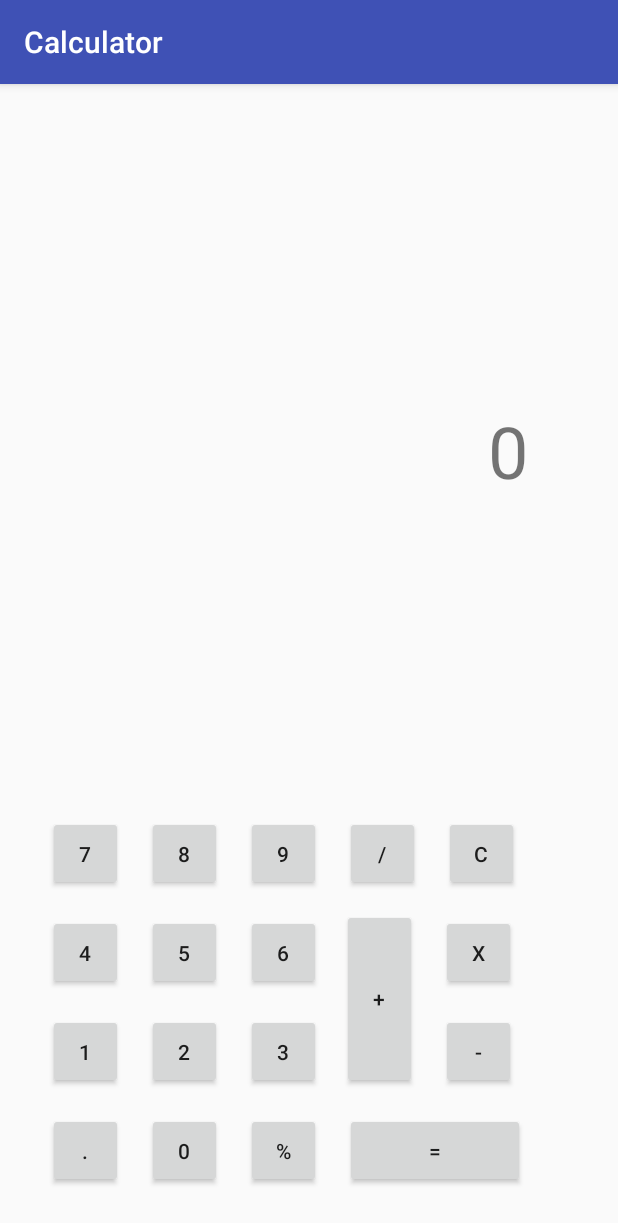
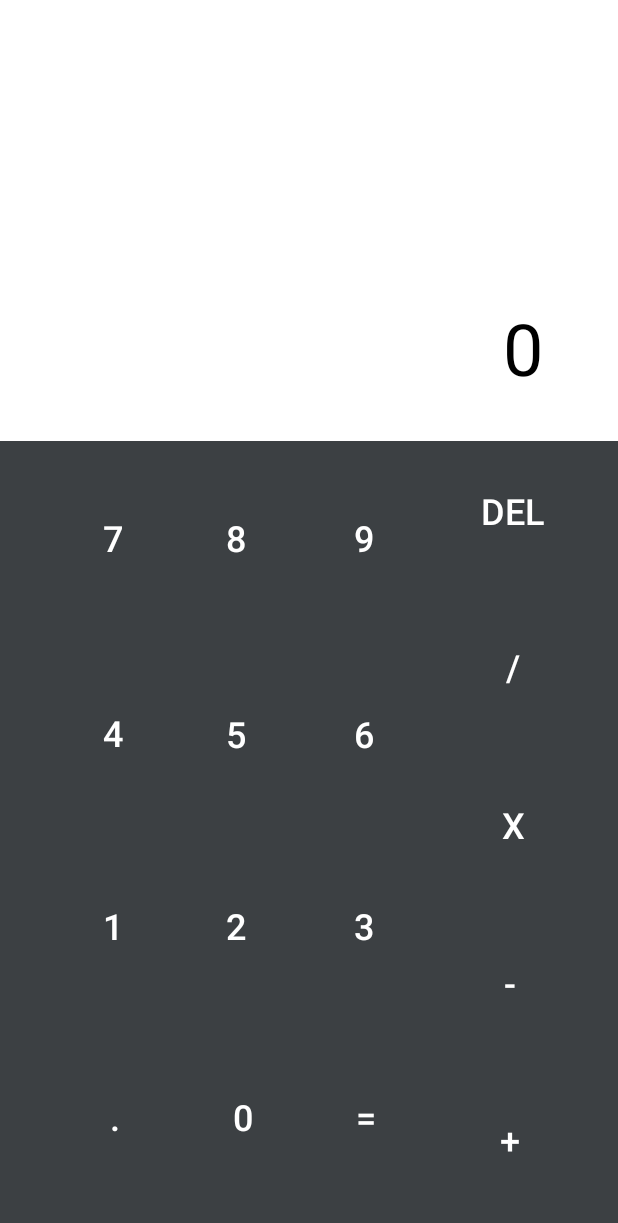
Before and after one commit to kamalpreetgrewal/Calculator, an Android app: the screen it shows after launch (MainActivity), on a phone screen of 412 x 824 dp. Shown: the top 1223 px of the screen. Run offline under Robolectric (Android 15) with nearby library versions, the phone set to English and light mode, and no system bars.

Commit message:
Set color for layout and fix constraints

```diff
--- a/app/src/main/AndroidManifest.xml
+++ b/app/src/main/AndroidManifest.xml
@@ -8,7 +8,7 @@
         android:label="@string/app_name"
         android:roundIcon="@mipmap/ic_launcher_round"
         android:supportsRtl="true"
-        android:theme="@style/AppTheme">
+        android:theme="@style/Theme.AppCompat.NoActionBar">
         <activity android:name=".MainActivity">
             <intent-filter>
                 <action android:name="android.intent.action.MAIN" />
--- a/app/src/main/res/layout/activity_main.xml
+++ b/app/src/main/res/layout/activity_main.xml
@@ -4,248 +4,341 @@
     xmlns:tools="http://schemas.android.com/tools"
     android:layout_width="match_parent"
     android:layout_height="match_parent"
-    tools:context=".MainActivity">
+    tools:context=".MainActivity"
+    tools:layout_editor_absoluteY="81dp"
+    android:background="#3C4043">
 
     <Button
         android:id="@+id/button3"
-        android:layout_width="50dp"
-        android:layout_height="50dp"
-        android:layout_marginBottom="16dp"
-        android:layout_marginLeft="16dp"
-        android:layout_marginStart="16dp"
-        android:layout_marginTop="16dp"
+        style="?android:attr/borderlessButtonStyle"
+        android:layout_width="0dp"
+        android:layout_height="0dp"
+        android:layout_marginBottom="5dp"
+        android:layout_marginEnd="19dp"
+        android:layout_marginRight="19dp"
+        android:layout_marginTop="296dp"
+        android:background="#3C4043"
         android:text="@string/nine"
+        android:textColor="@android:color/white"
+        android:textSize="24sp"
+        android:typeface="normal"
         app:layout_constraintBottom_toTopOf="@+id/button6"
+        app:layout_constraintEnd_toStartOf="@+id/button16"
         app:layout_constraintStart_toEndOf="@+id/button11"
-        app:layout_constraintTop_toTopOf="parent"
-        app:layout_constraintVertical_bias="1.0" />
+        app:layout_constraintTop_toTopOf="parent" />
 
     <Button
         android:id="@+id/button5"
-        android:layout_width="50dp"
-        android:layout_height="50dp"
-        android:layout_marginBottom="16dp"
-        android:layout_marginLeft="16dp"
-        android:layout_marginStart="16dp"
+        style="?android:attr/borderlessButtonStyle"
+        android:layout_width="0dp"
+        android:layout_height="0dp"
+        android:layout_marginBottom="3dp"
+        android:layout_marginEnd="5dp"
+        android:layout_marginRight="5dp"
+        android:background="#3C4043"
         android:text="@string/five"
+        android:textColor="@android:color/white"
+        android:textSize="24sp"
+        android:typeface="normal"
         app:layout_constraintBottom_toTopOf="@+id/button8"
-        app:layout_constraintStart_toEndOf="@+id/button12" />
+        app:layout_constraintEnd_toStartOf="@+id/button6"
+        app:layout_constraintStart_toEndOf="@+id/button12"
+        app:layout_constraintTop_toBottomOf="@+id/button11" />
 
     <Button
         android:id="@+id/button6"
-        android:layout_width="50dp"
-        android:layout_height="50dp"
-        android:layout_marginBottom="16dp"
-        android:layout_marginLeft="16dp"
-        android:layout_marginStart="16dp"
+        style="?android:attr/borderlessButtonStyle"
+        android:layout_width="0dp"
+        android:layout_height="0dp"
+        android:layout_marginBottom="3dp"
+        android:layout_marginEnd="19dp"
+        android:layout_marginRight="19dp"
+        android:background="#3C4043"
         android:text="@string/six"
+        android:textColor="@android:color/white"
+        android:textSize="24sp"
+        android:typeface="normal"
         app:layout_constraintBottom_toTopOf="@+id/button9"
-        app:layout_constraintStart_toEndOf="@+id/button5" />
+        app:layout_constraintEnd_toStartOf="@+id/button20"
+        app:layout_constraintStart_toEndOf="@+id/button5"
+        app:layout_constraintTop_toBottomOf="@+id/button3" />
 
     <Button
         android:id="@+id/button7"
-        android:layout_width="50dp"
-        android:layout_height="50dp"
-        android:layout_marginBottom="16dp"
-        android:layout_marginLeft="32dp"
-        android:layout_marginStart="32dp"
+        style="?android:attr/borderlessButtonStyle"
+        android:layout_width="0dp"
+        android:layout_height="0dp"
+        android:layout_marginBottom="2dp"
+        android:layout_marginEnd="2dp"
+        android:layout_marginLeft="35dp"
+        android:layout_marginRight="2dp"
+        android:layout_marginStart="35dp"
+        android:background="#3C4043"
         android:text="@string/one"
+        android:textColor="@android:color/white"
+        android:textSize="24sp"
+        android:typeface="normal"
         app:layout_constraintBottom_toTopOf="@+id/button14"
-        app:layout_constraintStart_toStartOf="parent" />
+        app:layout_constraintEnd_toStartOf="@+id/button8"
+        app:layout_constraintStart_toStartOf="parent"
+        app:layout_constraintTop_toBottomOf="@+id/button12" />
 
     <Button
         android:id="@+id/button8"
-        android:layout_width="50dp"
-        android:layout_height="50dp"
-        android:layout_marginBottom="16dp"
-        android:layout_marginLeft="16dp"
-        android:layout_marginStart="16dp"
+        style="?android:attr/borderlessButtonStyle"
+        android:layout_width="0dp"
+        android:layout_height="0dp"
+        android:layout_marginBottom="2dp"
+        android:layout_marginEnd="5dp"
+        android:layout_marginRight="5dp"
+        android:background="#3C4043"
         android:text="@string/two"
+        android:textColor="@android:color/white"
+        android:textSize="24sp"
+        android:typeface="normal"
         app:layout_constraintBottom_toTopOf="@+id/button13"
-        app:layout_constraintStart_toEndOf="@+id/button7" />
+        app:layout_constraintEnd_toStartOf="@+id/button9"
+        app:layout_constraintStart_toEndOf="@+id/button7"
+        app:layout_constraintTop_toBottomOf="@+id/button5" />
 
     <Button
         android:id="@+id/button9"
-        android:layout_width="50dp"
-        android:layout_height="50dp"
-        android:layout_marginBottom="16dp"
-        android:layout_marginLeft="16dp"
-        android:layout_marginStart="16dp"
+        style="?android:attr/borderlessButtonStyle"
+        android:layout_width="0dp"
+        android:layout_height="0dp"
+        android:layout_marginBottom="2dp"
+        android:layout_marginEnd="19dp"
+        android:layout_marginRight="19dp"
+        android:background="#3C4043"
         android:text="@string/three"
-        app:layout_constraintBottom_toTopOf="@+id/button22"
-        app:layout_constraintStart_toEndOf="@+id/button8" />
+        android:textColor="@android:color/white"
+        android:textSize="24sp"
+        android:typeface="normal"
+        app:layout_constraintBottom_toTopOf="@+id/button19"
+        app:layout_constraintEnd_toStartOf="@+id/button17"
+        app:layout_constraintStart_toEndOf="@+id/button8"
+        app:layout_constraintTop_toBottomOf="@+id/button6" />
 
     <Button
         android:id="@+id/button10"
-        android:layout_width="50dp"
-        android:layout_height="50dp"
-        android:layout_marginBottom="16dp"
-        android:layout_marginLeft="32dp"
-        android:layout_marginStart="32dp"
-        android:layout_marginTop="16dp"
+        style="?android:attr/borderlessButtonStyle"
+        android:layout_width="0dp"
+        android:layout_height="0dp"
+        android:layout_marginBottom="5dp"
+        android:layout_marginEnd="2dp"
+        android:layout_marginLeft="35dp"
+        android:layout_marginRight="2dp"
+        android:layout_marginStart="35dp"
+        android:layout_marginTop="296dp"
+        android:background="#3C4043"
         android:text="@string/seven"
+        android:textColor="@android:color/white"
+        android:textSize="24sp"
+        android:typeface="normal"
         app:layout_constraintBottom_toTopOf="@+id/button12"
+        app:layout_constraintEnd_toStartOf="@+id/button11"
         app:layout_constraintStart_toStartOf="parent"
-        app:layout_constraintTop_toTopOf="parent"
-        app:layout_constraintVertical_bias="1.0" />
+        app:layout_constraintTop_toTopOf="parent" />
 
     <Button
         android:id="@+id/button11"
-        android:layout_width="50dp"
-        android:layout_height="50dp"
-        android:layout_marginBottom="16dp"
-        android:layout_marginLeft="16dp"
-        android:layout_marginStart="16dp"
-        android:layout_marginTop="16dp"
+        style="?android:attr/borderlessButtonStyle"
+        android:layout_width="0dp"
+        android:layout_height="0dp"
+        android:layout_marginBottom="5dp"
+        android:layout_marginEnd="5dp"
+        android:layout_marginRight="5dp"
+        android:layout_marginTop="296dp"
+        android:background="#3C4043"
         android:text="@string/eight"
+        android:textColor="@android:color/white"
+        android:textSize="24sp"
+        android:typeface="normal"
         app:layout_constraintBottom_toTopOf="@+id/button5"
+        app:layout_constraintEnd_toStartOf="@+id/button3"
         app:layout_constraintStart_toEndOf="@+id/button10"
-        app:layout_constraintTop_toTopOf="parent"
-        app:layout_constraintVertical_bias="1.0" />
+        app:layout_constraintTop_toTopOf="parent" />
 
     <Button
         android:id="@+id/button12"
-        android:layout_width="50dp"
-        android:layout_height="50dp"
-        android:layout_marginBottom="16dp"
-        android:layout_marginLeft="32dp"
-        android:layout_marginStart="32dp"
+        style="?android:attr/borderlessButtonStyle"
+        android:layout_width="0dp"
+        android:layout_height="0dp"
+        android:layout_marginBottom="3dp"
+        android:layout_marginEnd="2dp"
+        android:layout_marginLeft="35dp"
+        android:layout_marginRight="2dp"
+        android:layout_marginStart="35dp"
+        android:background="#3C4043"
         android:text="@string/four"
+        android:textColor="@android:color/white"
+        android:textSize="24sp"
+        android:typeface="normal"
         app:layout_constraintBottom_toTopOf="@+id/button7"
-        app:layout_constraintStart_toStartOf="parent" />
+        app:layout_constraintEnd_toStartOf="@+id/button5"
+        app:layout_constraintStart_toStartOf="parent"
+        app:layout_constraintTop_toBottomOf="@+id/button10" />
 
     <Button
         android:id="@+id/button13"
-        android:layout_width="50dp"
-        android:layout_height="50dp"
-        android:layout_marginBottom="32dp"
-        android:layout_marginLeft="16dp"
-        android:layout_marginStart="16dp"
+        style="?android:attr/borderlessButtonStyle"
+        android:layout_width="0dp"
+        android:layout_height="0dp"
+        android:layout_marginBottom="17dp"
+        android:layout_marginEnd="5dp"
+        android:layout_marginLeft="2dp"
+        android:layout_marginRight="2dp"
+        android:background="#3C4043"
         android:text="@string/zero"
+        android:textColor="@android:color/white"
+        android:textSize="24sp"
+        android:typeface="normal"
         app:layout_constraintBottom_toBottomOf="parent"
-        app:layout_constraintStart_toEndOf="@+id/button14" />
+        app:layout_constraintEnd_toStartOf="@+id/button19"
+        app:layout_constraintStart_toEndOf="@+id/button14"
+        app:layout_constraintTop_toBottomOf="@+id/button8" />
 
     <Button
         android:id="@+id/button14"
-        android:layout_width="50dp"
-        android:layout_height="50dp"
-        android:layout_marginBottom="32dp"
-        android:layout_marginLeft="32dp"
-        android:layout_marginStart="32dp"
+        style="?android:attr/borderlessButtonStyle"
+        android:layout_width="0dp"
+        android:layout_height="0dp"
+        android:layout_marginBottom="17dp"
+        android:layout_marginEnd="2dp"
+        android:layout_marginLeft="40dp"
+        android:layout_marginRight="2dp"
+        android:layout_marginStart="35dp"
+        android:background="#3C4043"
         android:text="@string/decimal"
+        android:textColor="@android:color/white"
+        android:textSize="24sp"
+        android:typeface="normal"
         app:layout_constraintBottom_toBottomOf="parent"
-        app:layout_constraintStart_toStartOf="parent" />
+        app:layout_constraintEnd_toStartOf="@+id/button13"
+        app:layout_constraintStart_toStartOf="parent"
+        app:layout_constraintTop_toBottomOf="@+id/button7" />
 
     <Button
         android:id="@+id/button16"
-        android:layout_width="50dp"
-        android:layout_height="50dp"
-        android:layout_marginBottom="16dp"
-        android:layout_marginEnd="32dp"
-        android:layout_marginLeft="16dp"
-        android:layout_marginRight="32dp"
-        android:layout_marginStart="16dp"
-        android:layout_marginTop="244dp"
+        style="?android:attr/borderlessButtonStyle"
+        android:layout_width="0dp"
+        android:layout_height="0dp"
+        android:layout_marginBottom="10dp"
+        android:layout_marginEnd="30dp"
+        android:layout_marginRight="30dp"
+        android:background="#3C4043"
         android:text="@string/clear"
-        app:layout_constraintBottom_toTopOf="@+id/button17"
+        android:textColor="@android:color/white"
+        android:textSize="24sp"
+        android:typeface="normal"
+        app:layout_constraintBottom_toTopOf="@+id/button20"
         app:layout_constraintEnd_toEndOf="parent"
-        app:layout_constraintHorizontal_bias="0.0"
-        app:layout_constraintStart_toEndOf="@+id/button20"
-        app:layout_constraintTop_toTopOf="parent"
-        app:layout_constraintVertical_bias="1.0" />
+        app:layout_constraintStart_toEndOf="@+id/button3"
+        app:layout_constraintTop_toBottomOf="@+id/textView" />
 
     <Button
         android:id="@+id/button17"
-        android:layout_width="50dp"
-        android:layout_height="50dp"
-        android:layout_marginBottom="16dp"
-        android:layout_marginEnd="32dp"
-        android:layout_marginLeft="16dp"
-        android:layout_marginRight="32dp"
-        android:layout_marginStart="16dp"
+        style="?android:attr/borderlessButtonStyle"
+        android:layout_width="0dp"
+        android:layout_height="0dp"
+        android:layout_marginBottom="11dp"
+        android:layout_marginEnd="30dp"
+        android:layout_marginRight="30dp"
+        android:background="#3C4043"
         android:text="@string/multiply"
+        android:textColor="@android:color/white"
+        android:textSize="24sp"
+        android:typeface="normal"
         app:layout_constraintBottom_toTopOf="@+id/button18"
         app:layout_constraintEnd_toEndOf="parent"
-        app:layout_constraintHorizontal_bias="0.0"
-        app:layout_constraintStart_toEndOf="@+id/button21" />
+        app:layout_constraintStart_toEndOf="@+id/button9"
+        app:layout_constraintTop_toBottomOf="@+id/button20" />
 
     <Button
         android:id="@+id/button18"
-        android:layout_width="50dp"
-        android:layout_height="50dp"
-        android:layout_marginBottom="16dp"
-        android:layout_marginLeft="16dp"
-        android:layout_marginStart="16dp"
+        style="?android:attr/borderlessButtonStyle"
+        android:layout_width="0dp"
+        android:layout_height="0dp"
+        android:layout_marginBottom="11dp"
+        android:layout_marginEnd="30dp"
+        android:layout_marginRight="30dp"
+        android:background="#3C4043"
         android:text="@string/subtract"
-        app:layout_constraintBottom_toTopOf="@+id/button19"
-        app:layout_constraintStart_toEndOf="@+id/button21" />
+        android:textColor="@android:color/white"
+        android:textSize="24sp"
+        android:typeface="normal"
+        app:layout_constraintBottom_toTopOf="@+id/button21"
+        app:layout_constraintEnd_toEndOf="parent"
+        app:layout_constraintStart_toEndOf="@+id/button19"
+        app:layout_constraintTop_toBottomOf="@+id/button17" />
 
     <Button
         android:id="@+id/button19"
-        android:layout_width="120dp"
-        android:layout_height="50dp"
-        android:layout_marginBottom="32dp"
-        android:layout_marginEnd="16dp"
-        android:layout_marginLeft="16dp"
-        android:layout_marginRight="32dp"
-        android:layout_marginStart="16dp"
+        style="?android:attr/borderlessButtonStyle"
+        android:layout_width="70dp"
+        android:layout_height="0dp"
+        android:layout_marginBottom="17dp"
+        android:layout_marginEnd="19dp"
+        android:layout_marginRight="19dp"
+        android:background="#3C4043"
         android:text="@string/equals"
+        android:textColor="@android:color/white"
+        android:textSize="24sp"
+        android:typeface="normal"
         app:layout_constraintBottom_toBottomOf="parent"
-        app:layout_constraintEnd_toEndOf="parent"
-        app:layout_constraintHorizontal_bias="0.0"
-        app:layout_constraintStart_toEndOf="@+id/button22" />
+        app:layout_constraintEnd_toStartOf="@+id/button18"
+        app:layout_constraintStart_toEndOf="@+id/button13"
+        app:layout_constraintTop_toBottomOf="@+id/button9" />
 
     <Button
         android:id="@+id/button20"
-        android:layout_width="50dp"
-        android:layout_height="50dp"
+        style="?android:attr/borderlessButtonStyle"
+        android:layout_width="0dp"
+        android:layout_height="0dp"
         android:layout_marginBottom="12dp"
-        android:layout_marginLeft="16dp"
-        android:layout_marginStart="16dp"
-        android:layout_marginTop="16dp"
+        android:layout_marginEnd="30dp"
+        android:layout_marginRight="30dp"
+        android:background="#3C4043"
         android:text="@string/divide"
-        app:layout_constraintBottom_toTopOf="@+id/button21"
-        app:layout_constraintStart_toEndOf="@+id/button3"
-        app:layout_constraintTop_toTopOf="parent"
-        app:layout_constraintVertical_bias="1.0" />
+        android:textColor="@android:color/white"
+        android:textSize="24sp"
+        android:typeface="normal"
+        app:layout_constraintBottom_toTopOf="@+id/button17"
+        app:layout_constraintEnd_toEndOf="parent"
+        app:layout_constraintStart_toEndOf="@+id/button6"
+        app:layout_constraintTop_toBottomOf="@+id/button16" />
 
     <Button
         android:id="@+id/button21"
-        android:layout_width="50dp"
-        android:layout_height="120dp"
-        android:layout_marginBottom="16dp"
-        android:layout_marginLeft="228dp"
-        android:layout_marginStart="228dp"
+        style="?android:attr/borderlessButtonStyle"
+        android:layout_width="0dp"
+        android:layout_height="0dp"
+        android:layout_marginBottom="17dp"
+        android:background="#3C4043"
         android:text="@string/add"
-        app:layout_constraintBottom_toTopOf="@+id/button19"
-        app:layout_constraintStart_toStartOf="parent" />
-
-    %<Button
-        android:id="@+id/button22"
-        android:layout_width="50dp"
-        android:layout_height="50dp"
-        android:layout_marginBottom="32dp"
-        android:layout_marginLeft="16dp"
-        android:layout_marginStart="16dp"
-        android:text="@string/modulus"
+        android:textColor="@android:color/white"
+        android:textSize="24sp"
+        android:typeface="normal"
         app:layout_constraintBottom_toBottomOf="parent"
-        app:layout_constraintStart_toEndOf="@+id/button13" />
+        app:layout_constraintEnd_toEndOf="@+id/button18"
+        app:layout_constraintStart_toStartOf="@+id/button18"
+        app:layout_constraintTop_toBottomOf="@+id/button18" />
 
     <TextView
         android:id="@+id/textView"
-        android:layout_width="wrap_content"
-        android:layout_height="wrap_content"
-        android:layout_marginBottom="16dp"
-        android:layout_marginEnd="16dp"
-        android:layout_marginLeft="16dp"
-        android:layout_marginRight="16dp"
-        android:layout_marginStart="16dp"
-        android:layout_marginTop="16dp"
+        android:layout_width="match_parent"
+        android:layout_height="294dp"
+        android:paddingRight="50dp"
         android:text="@string/zero"
+        android:textAlignment="viewEnd"
+        android:gravity="end|bottom"
+        android:paddingBottom="30dp"
         android:textSize="48sp"
+        android:textStyle="normal"
+        android:textColor="@android:color/black"
+        app:layout_constraintTop_toTopOf="parent"
         app:layout_constraintBottom_toTopOf="@+id/button16"
-        app:layout_constraintEnd_toEndOf="parent"
-        app:layout_constraintHorizontal_bias="0.875"
         app:layout_constraintStart_toStartOf="parent"
-        app:layout_constraintTop_toTopOf="parent" />
+        tools:layout_editor_absoluteX="16dp"
+       android:background="@android:color/white"/>
 </android.support.constraint.ConstraintLayout>
--- a/app/src/main/res/values/strings.xml
+++ b/app/src/main/res/values/strings.xml
@@ -11,7 +11,7 @@
     <string name="eight">8</string>
     <string name="nine">9</string>
     <string name="decimal">.</string>
-    <string name="clear">C</string>
+    <string name="clear">DEL</string>
     <string name="add">+</string>
     <string name="subtract">-</string>
     <string name="multiply">X</string>
```
